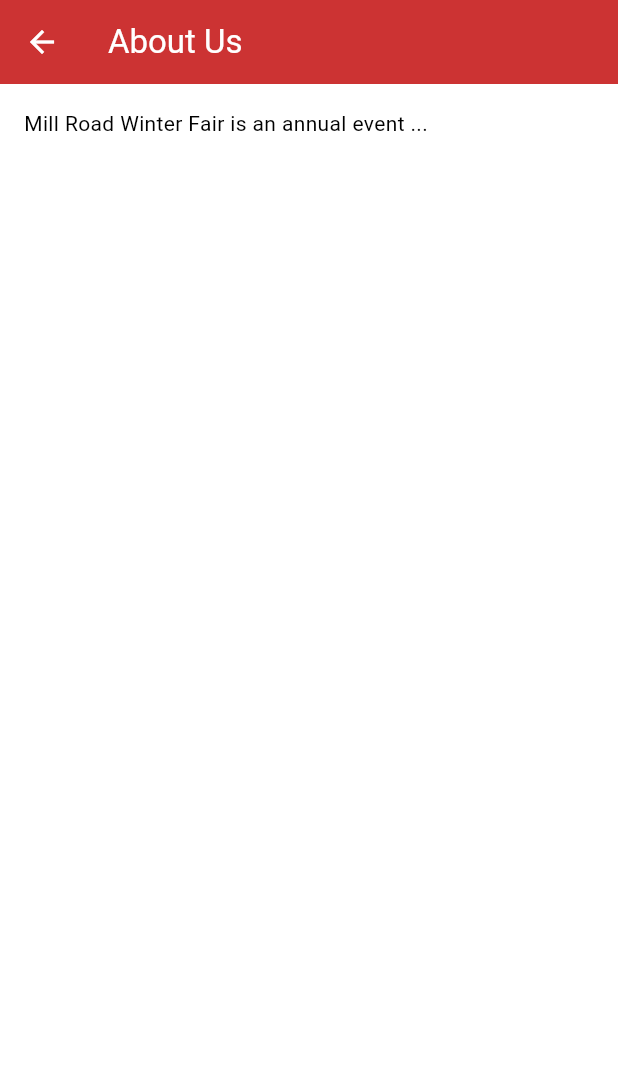
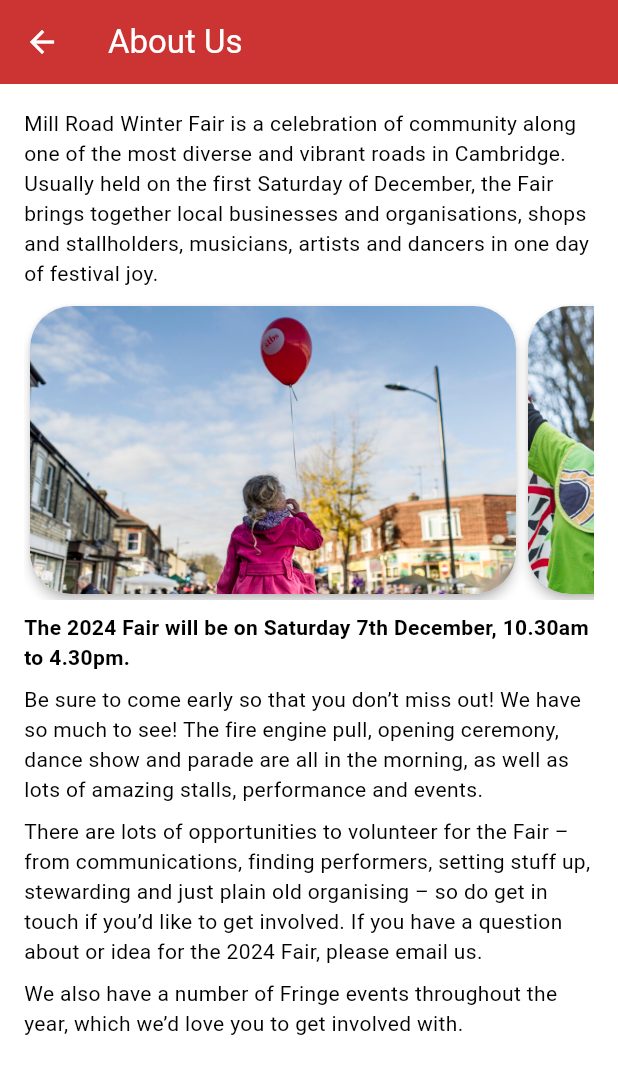
Before and after one commit to mill-road-winter-fair/mill_road_winter_fair_app, a Flutter app: the screen it shows after launch, in the side drawer, after a tap on "About Us", on a phone screen of 412 x 824 dp. Shown: the top 1074 px of the screen. Run offline on Flutter 3.47's test engine with Material 3 defaults, Android fonts, the phone set to English and light mode, and no system bars; our stand-ins replace flutter_dotenv, geolocator, google_maps_flutter; missing offline and left inert: flutter_polyline_points; network calls fail.

Commit message:
Adding content to About Us page

```diff
--- a/lib/about_us.dart
+++ b/lib/about_us.dart
@@ -7,10 +7,38 @@
   Widget build(BuildContext context) {
     return Scaffold(
       appBar: AppBar(title: const Text("About Us")),
-      body: const Padding(
-        padding: EdgeInsets.all(16.0),
-        child: Text(
-            "Mill Road Winter Fair is an annual event ..."), // Add event details here
+      body: Container(
+        padding: const EdgeInsets.all(16.0),
+        child: Column(
+          children: [
+            const Text(
+                "Mill Road Winter Fair is a celebration of community along one of the most diverse and vibrant roads in Cambridge. Usually held on the first Saturday of December, the Fair brings together local businesses and organisations, shops and stallholders, musicians, artists and dancers in one day of festival joy."),
+            const SizedBox(height: 8),
+            ConstrainedBox(
+              constraints: const BoxConstraints(maxHeight: 200),
+              child: CarouselView(
+                itemExtent: MediaQuery.of(context).size.width - 80,
+                shrinkExtent: MediaQuery.of(context).size.width - 80,
+                elevation: 3.0,
+                itemSnapping: true,
+                children: [
+                  Image.asset('assets/carousel01.jpg', fit: BoxFit.fitWidth),
+                  Image.asset('assets/carousel02.jpg', fit: BoxFit.fitWidth),
+                  Image.asset('assets/carousel03.jpg', fit: BoxFit.fitWidth),
+                  Image.asset('assets/carousel04.jpg', fit: BoxFit.fitWidth),
+                ],
+              ),
+            ),
+            const SizedBox(height: 8),
+            const Text('The 2024 Fair will be on Saturday 7th December, 10.30am to 4.30pm.', style: TextStyle(fontWeight: FontWeight.bold)),
+            const SizedBox(height: 8),
+            const Text('Be sure to come early so that you don’t miss out! We have so much to see! The fire engine pull, opening ceremony, dance show and parade are all in the morning, as well as lots of amazing stalls, performance and events.'),
+            const SizedBox(height: 8),
+            const Text('There are lots of opportunities to volunteer for the Fair – from communications, finding performers, setting stuff up, stewarding and just plain old organising – so do get in touch if you’d like to get involved. If you have a question about or idea for the 2024 Fair, please email us.'),
+            const SizedBox(height: 8),
+            const Text('We also have a number of Fringe events throughout the year, which we’d love you to get involved with.'),
+          ],
+        ), // Add event details here
       ),
     );
   }
--- a/pubspec.yaml
+++ b/pubspec.yaml
@@ -68,8 +68,7 @@
   # To add assets to your application, add an assets section, like this:
   assets:
     - .env
-  #   - images/a_dot_burr.jpeg
-  #   - images/a_dot_ham.jpeg
+    - assets/
 
   # An image asset can refer to one or more resolution-specific "variants", see
   # https://flutter.dev/to/resolution-aware-images
```
Also changed, not shown: assets/carousel01.jpg (added), assets/carousel02.jpg (added), assets/carousel03.jpg (added), assets/carousel04.jpg (added).
